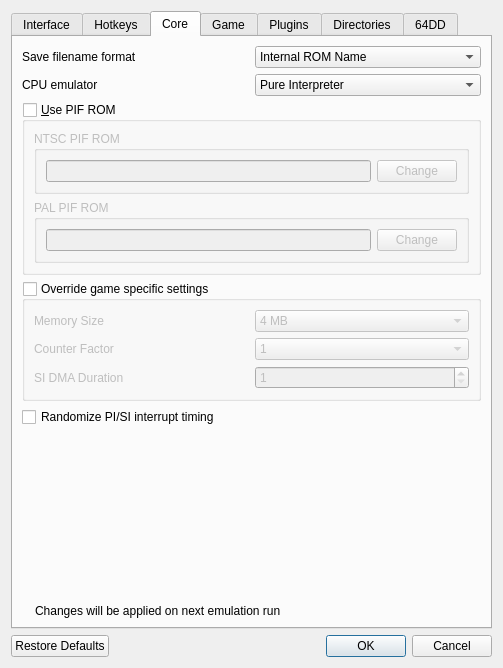
Rosalie241/RMG, file Source/RMG/UserInterface/Dialog/SettingsDialog.ui: the form before one commit.
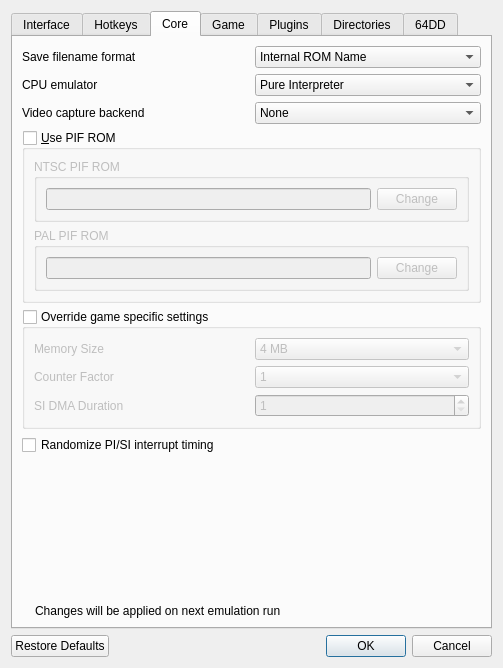
The form after the commit. The open tabs and pages were chosen to show the change. Icons and pictures are not drawn. Custom widgets are drawn as their Qt base class.

Commit message: RMG: add "Video capture backend" setting to SettingsDialog

Diff of the .ui file:
```diff
--- a/Source/RMG/UserInterface/Dialog/SettingsDialog.ui
+++ b/Source/RMG/UserInterface/Dialog/SettingsDialog.ui
@@ -1817,6 +1817,31 @@
              </item>
             </layout>
            </item>
+           <item>
+            <layout class="QHBoxLayout" name="horizontalLayout_47">
+             <item>
+              <widget class="QLabel" name="label_26">
+               <property name="text">
+                <string>Video capture backend</string>
+               </property>
+              </widget>
+             </item>
+             <item>
+              <widget class="QComboBox" name="coreVideoCaptureBackendComboBox">
+               <item>
+                <property name="text">
+                 <string>None</string>
+                </property>
+               </item>
+               <item>
+                <property name="text">
+                 <string>SDL3</string>
+                </property>
+               </item>
+              </widget>
+             </item>
+            </layout>
+           </item>
            <item>
             <widget class="QGroupBox" name="usePifRomGroupBox">
              <property name="title">
```
The commit also changes 1 other file.
